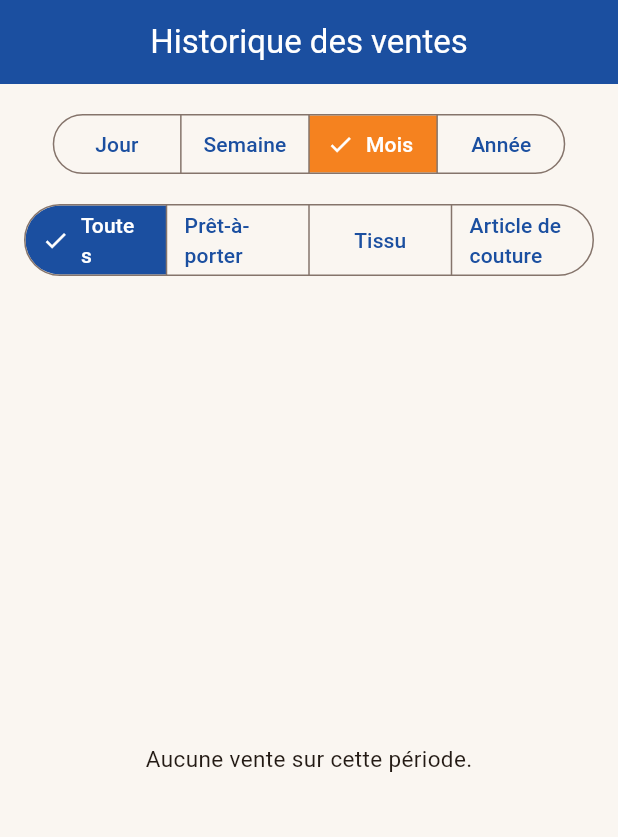
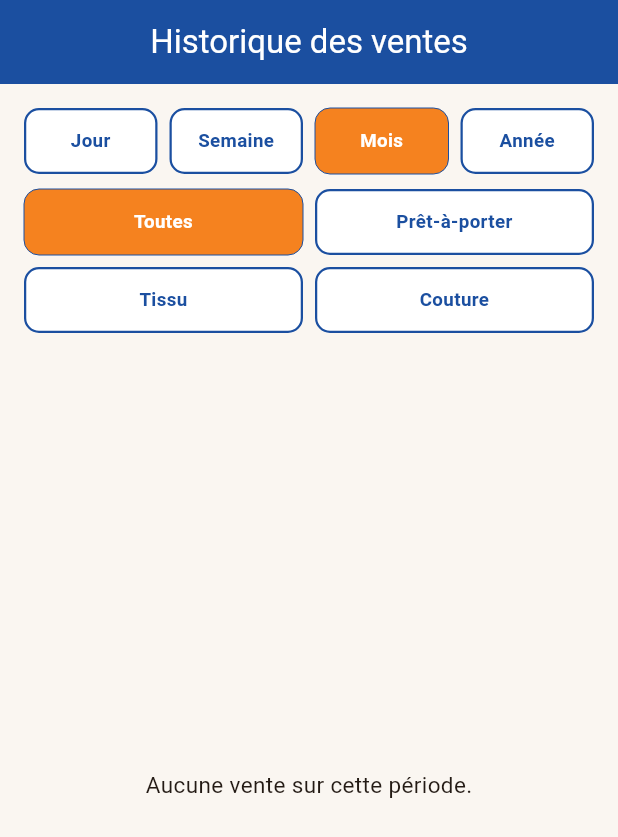
Before and after one commit to ouattaradanou-debug/forevercare-ai, a Flutter app: the EcranHistoriqueVentes screen opened by its route, on a phone screen of 412 x 824 dp. Shown: the top 837 px of the screen. Run offline on Flutter 3.47's test engine with Material 3 defaults, Android fonts, the phone set to English and light mode, and no system bars; our stand-ins replace audioplayers, cached_network_image, connectivity_plus, drift, flutter_image_compress, flutter_local_notifications and 14 more; missing offline and left inert: record; accounts and stored records are empty; generated files the repository leaves out were written again.

Commit message:
Simplifier les filtres de l'historique des ventes pour les tailleurs
Remplace les SegmentedButton (texte coupé sur plusieurs lignes pour
"Semaine" ou "Article de couture") par une grille de gros boutons à
hauteur fixe, avec libellés raccourcis pour la catégorie.

Co-Authored-By: Claude Sonnet 5 <noreply@anthropic.com>
Claude-Session: https://claude.ai/code/session_01HPRTXPCgGzxUX9YW2QHUsa

```diff
--- a/atelier_plus/lib/features/ventes/presentation/ecran_historique_ventes.dart
+++ b/atelier_plus/lib/features/ventes/presentation/ecran_historique_ventes.dart
@@ -175,40 +175,35 @@ class _EcranHistoriqueVentesState extends ConsumerState<EcranHistoriqueVentes> {
           children: [
             Padding(
               padding: const EdgeInsets.fromLTRB(16, 16, 16, 0),
-              child: SegmentedButton<_Periode>(
-                style: SegmentedButton.styleFrom(
-                  selectedBackgroundColor: _orangeSeda,
-                  selectedForegroundColor: Colors.white,
-                  foregroundColor: _bleuSeda,
-                ),
-                segments: const [
-                  ButtonSegment(value: _Periode.jour, label: Text('Jour')),
-                  ButtonSegment(value: _Periode.semaine, label: Text('Semaine')),
-                  ButtonSegment(value: _Periode.mois, label: Text('Mois')),
-                  ButtonSegment(value: _Periode.annee, label: Text('Année')),
+              child: _GrilleFiltres(
+                nombreColonnes: 4,
+                enfants: [
+                  for (final p in _Periode.values)
+                    _BoutonFiltre(
+                      libelle: _libellePeriode(p),
+                      selectionne: _periode == p,
+                      onTap: () => setState(() => _periode = p),
+                    ),
                 ],
-                selected: {_periode},
-                onSelectionChanged: (selection) => setState(() => _periode = selection.first),
               ),
             ),
             Padding(
-              padding: const EdgeInsets.fromLTRB(16, 12, 16, 0),
-              child: SizedBox(
-                width: double.infinity,
-                child: SegmentedButton<CategorieVente?>(
-                  style: SegmentedButton.styleFrom(
-                    selectedBackgroundColor: _bleuSeda,
-                    selectedForegroundColor: Colors.white,
-                    foregroundColor: _bleuSeda,
+              padding: const EdgeInsets.fromLTRB(16, 10, 16, 0),
+              child: _GrilleFiltres(
+                nombreColonnes: 2,
+                enfants: [
+                  _BoutonFiltre(
+                    libelle: 'Toutes',
+                    selectionne: _categorie == null,
+                    onTap: () => setState(() => _categorie = null),
                   ),
-                  segments: [
-                    const ButtonSegment(value: null, label: Text('Toutes')),
-                    for (final c in CategorieVente.values)
-                      ButtonSegment(value: c, label: Text(c.libelle)),
-                  ],
-                  selected: {_categorie},
-                  onSelectionChanged: (selection) => setState(() => _categorie = selection.first),
-                ),
+                  for (final c in CategorieVente.values)
+                    _BoutonFiltre(
+                      libelle: _libelleCourtCategorie(c),
+                      selectionne: _categorie == c,
+                      onTap: () => setState(() => _categorie = c),
+                    ),
+                ],
               ),
             ),
             Expanded(
@@ -369,6 +364,94 @@ class _RecapitulatifParCategorie extends StatelessWidget {
   }
 }
 
+String _libellePeriode(_Periode p) {
+  switch (p) {
+    case _Periode.jour:
+      return 'Jour';
+    case _Periode.semaine:
+      return 'Semaine';
+    case _Periode.mois:
+      return 'Mois';
+    case _Periode.annee:
+      return 'Année';
+  }
+}
+
+/// Libellé court pour la grille à 2 colonnes : "Article de couture" ne
+/// tiendrait pas sur une ligne dans la largeur disponible.
+String _libelleCourtCategorie(CategorieVente c) {
+  return c == CategorieVente.articleCouture ? 'Couture' : c.libelle;
+}
+
+/// Grille de boutons de filtre en pleine largeur, à hauteur fixe pour que
+/// le texte ("Semaine", "Article de couture"...) ne se coupe jamais sur
+/// plusieurs lignes — remplace les anciens `SegmentedButton`, trop étroits
+/// pour des tailleurs peu à l'aise avec la lecture.
+class _GrilleFiltres extends StatelessWidget {
+  const _GrilleFiltres({required this.nombreColonnes, required this.enfants});
+
+  final int nombreColonnes;
+  final List<Widget> enfants;
+
+  @override
+  Widget build(BuildContext context) {
+    return GridView(
+      shrinkWrap: true,
+      physics: const NeverScrollableScrollPhysics(),
+      gridDelegate: SliverGridDelegateWithFixedCrossAxisCount(
+        crossAxisCount: nombreColonnes,
+        mainAxisSpacing: 8,
+        crossAxisSpacing: 8,
+        mainAxisExtent: 44,
+      ),
+      children: enfants,
+    );
+  }
+}
+
+class _BoutonFiltre extends StatelessWidget {
+  const _BoutonFiltre({
+    required this.libelle,
+    required this.selectionne,
+    required this.onTap,
+  });
+
+  final String libelle;
+  final bool selectionne;
+  final VoidCallback onTap;
+
+  @override
+  Widget build(BuildContext context) {
+    return Material(
+      color: selectionne ? _orangeSeda : Colors.white,
+      borderRadius: BorderRadius.circular(10),
+      child: InkWell(
+        borderRadius: BorderRadius.circular(10),
+        onTap: onTap,
+        child: Container(
+          decoration: BoxDecoration(
+            borderRadius: BorderRadius.circular(10),
+            border: Border.all(color: _bleuSeda, width: selectionne ? 0 : 1.5),
+          ),
+          alignment: Alignment.center,
+          padding: const EdgeInsets.symmetric(horizontal: 4),
+          child: Text(
+            libelle,
+            textAlign: TextAlign.center,
+            maxLines: 1,
+            overflow: TextOverflow.ellipsis,
+            style: TextStyle(
+              fontSize: 12.5,
+              fontWeight: FontWeight.bold,
+              color: selectionne ? Colors.white : _bleuSeda,
+            ),
+          ),
+        ),
+      ),
+    );
+  }
+}
+
 class _Cellule extends StatelessWidget {
   const _Cellule(
     this.texte, {
```
